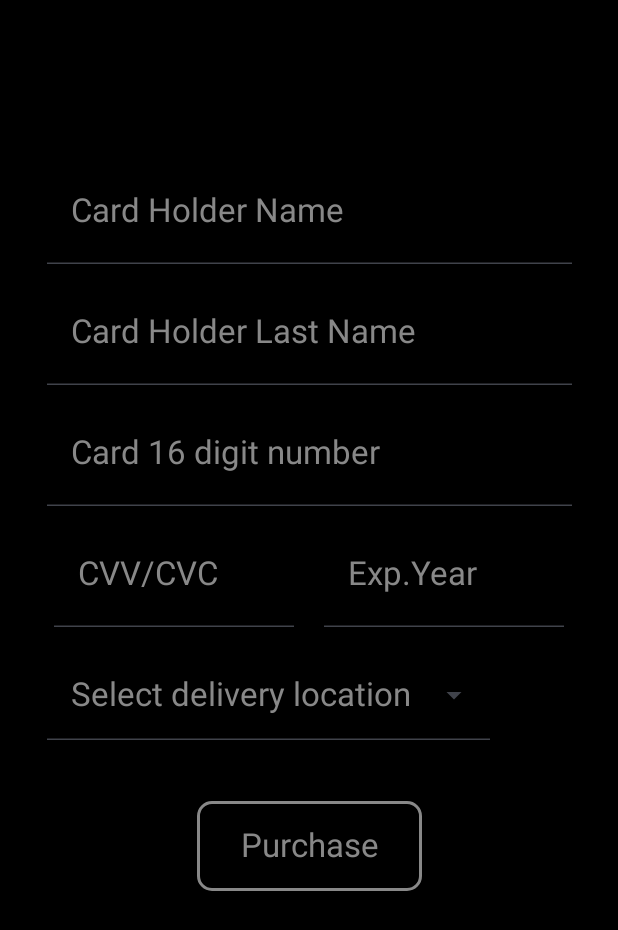
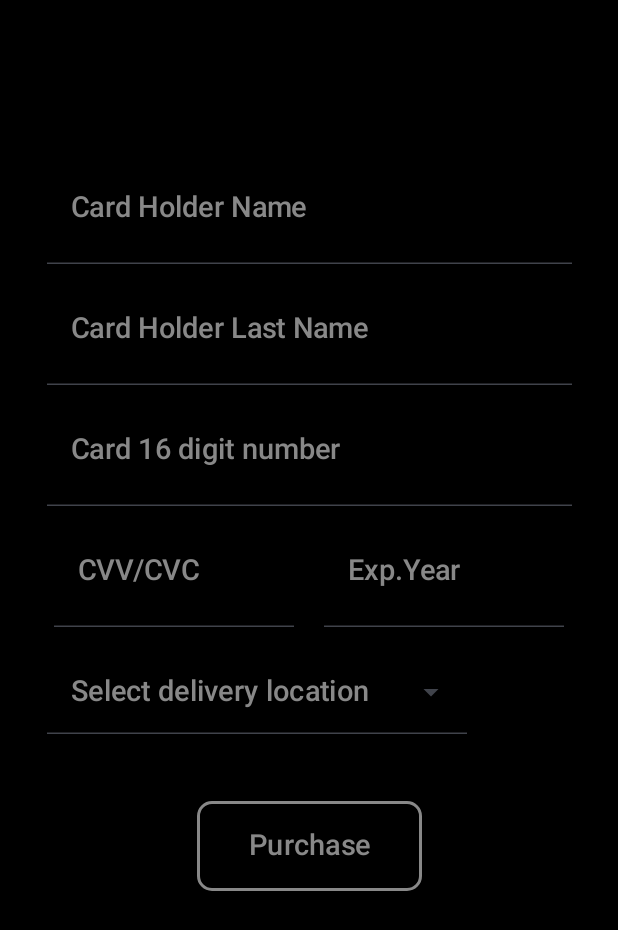
Before and after one commit to Eney997/buyRide-AndroidApp, an Android app built with Jetpack Compose: the composable ChargeScreen shown on its own in the app's theme, on a phone screen of 412 x 824 dp. Shown: the top 930 px of the screen. Run offline under Robolectric (Android 15) with nearby library versions, the phone set to English and light mode, and no system bars.

Commit message:
fontChanges

```diff
--- a/app/src/main/java/com/example/buyride/database/DatabaseCon.kt
+++ b/app/src/main/java/com/example/buyride/database/DatabaseCon.kt
@@ -48,6 +48,7 @@ class DatabaseCon(context: Context): SQLiteOpenHelper(context, DB_NAME, null, 1)
 
     override fun onUpgrade(db: SQLiteDatabase?, p1: Int, p2: Int) {
         db?.execSQL("DROP TABLE IF EXISTS $TABLE_NAME")
+        db?.execSQL("DROP TABLE IF EXISTS Charge")
         onCreate(db)
     }
 
--- a/app/src/main/java/com/example/buyride/screens/ChargeScreen.kt
+++ b/app/src/main/java/com/example/buyride/screens/ChargeScreen.kt
@@ -95,11 +95,11 @@ fun ChargeScreen(){
                     disabledContainerColor = Color.Transparent,
                     focusedIndicatorColor = Color.White,
                 ),
-                placeholder = { Text("Card Holder Name", color = Color.Gray, style = MaterialTheme.typography.titleLarge) },
+                placeholder = { Text("Card Holder Name", color = Color.Gray, style = MaterialTheme.typography.titleMedium,fontSize = 19.sp) },
                 maxLines = 1,
-                textStyle = MaterialTheme.typography.titleLarge.copy(
+                textStyle = MaterialTheme.typography.titleMedium.copy(
                     color = Color.White,
-                    fontSize = 20.sp
+                    fontSize = 19.sp
                 )
             )
 
@@ -120,11 +120,11 @@ fun ChargeScreen(){
                     disabledContainerColor = Color.Transparent,
                     focusedIndicatorColor = Color.White,
                 ),
-                placeholder = { Text("Card Holder Last Name", color = Color.Gray, style = MaterialTheme.typography.titleLarge) },
+                placeholder = { Text("Card Holder Last Name", color = Color.Gray, style = MaterialTheme.typography.titleMedium,fontSize = 19.sp) },
                 maxLines = 1,
-                textStyle = MaterialTheme.typography.titleLarge.copy(
+                textStyle = MaterialTheme.typography.titleMedium.copy(
                     color = Color.White,
-                    fontSize = 20.sp
+                    fontSize = 19.sp
                 )
             )
 
@@ -145,11 +145,11 @@ fun ChargeScreen(){
                     disabledContainerColor = Color.Transparent,
                     focusedIndicatorColor = Color.White,
                 ),
-                placeholder = { Text("Card 16 digit number",color = Color.Gray,style = MaterialTheme.typography.titleLarge) },
+                placeholder = { Text("Card 16 digit number",color = Color.Gray,style = MaterialTheme.typography.titleMedium,fontSize = 19.sp) },
                 maxLines = 1,
-                textStyle = MaterialTheme.typography.titleLarge.copy(
+                textStyle = MaterialTheme.typography.titleMedium.copy(
                     color = Color.White,
-                    fontSize = 20.sp
+                    fontSize = 19.sp
                 )
             )
 
@@ -172,11 +172,11 @@ fun ChargeScreen(){
                         disabledContainerColor = Color.Transparent,
                         focusedIndicatorColor = Color.White,
                     ),
-                    placeholder = { Text("CVV/CVC", color = Color.Gray, style = MaterialTheme.typography.titleLarge) },
+                    placeholder = { Text("CVV/CVC", color = Color.Gray,style = MaterialTheme.typography.titleMedium,fontSize = 19.sp) },
                     maxLines = 1,
-                    textStyle = MaterialTheme.typography.titleLarge.copy(
+                    textStyle = MaterialTheme.typography.titleMedium.copy(
                         color = Color.White,
-                        fontSize = 20.sp
+                        fontSize = 19.sp
                     )
                 )
 
@@ -197,11 +197,11 @@ fun ChargeScreen(){
                         disabledContainerColor = Color.Transparent,
                         focusedIndicatorColor = Color.White,
                     ),
-                    placeholder = { Text("Exp.Year", color = Color.Gray, style = MaterialTheme.typography.titleLarge) },
+                    placeholder = { Text("Exp.Year", color = Color.Gray,style = MaterialTheme.typography.titleMedium,fontSize = 19.sp) },
                     maxLines = 1,
-                    textStyle = MaterialTheme.typography.titleLarge.copy(
+                    textStyle = MaterialTheme.typography.titleMedium.copy(
                         color = Color.White,
-                        fontSize = 20.sp
+                        fontSize = 19.sp
                     )
                 )
             }
@@ -220,11 +220,11 @@ fun ChargeScreen(){
                     onValueChange = {},
                     readOnly = true,
                     placeholder = {
-                        Text("Select delivery location", color = Color.Gray, style = MaterialTheme.typography.titleLarge)
+                        Text("Select delivery location", color = Color.Gray, style = MaterialTheme.typography.titleMedium,fontSize = 19.sp)
                     },
-                    textStyle = MaterialTheme.typography.titleLarge.copy(
+                    textStyle = MaterialTheme.typography.titleMedium.copy(
                         color = Color.White,
-                        fontSize = 20.sp
+                        fontSize = 19.sp
                     ),
                     colors = TextFieldDefaults.colors(
                         focusedContainerColor = Color.Transparent,
@@ -363,7 +363,7 @@ fun ChargeScreen(){
                 colors = ButtonDefaults.buttonColors(containerColor = Color.Black)
             )
             {
-                Text(text = "Purchase", color = Color.Gray, style = MaterialTheme.typography.titleLarge)
+                Text(text = "Purchase", color = Color.Gray, style = MaterialTheme.typography.titleMedium,fontSize = 19.sp)
             }
         }
 
```
Also changed, not shown: app/src/main/java/com/example/buyride/screens/AppLogInScreen.kt (+8 -8 lines), app/src/main/java/com/example/buyride/screens/AppSignUpScreen.kt (+16 -16 lines).
